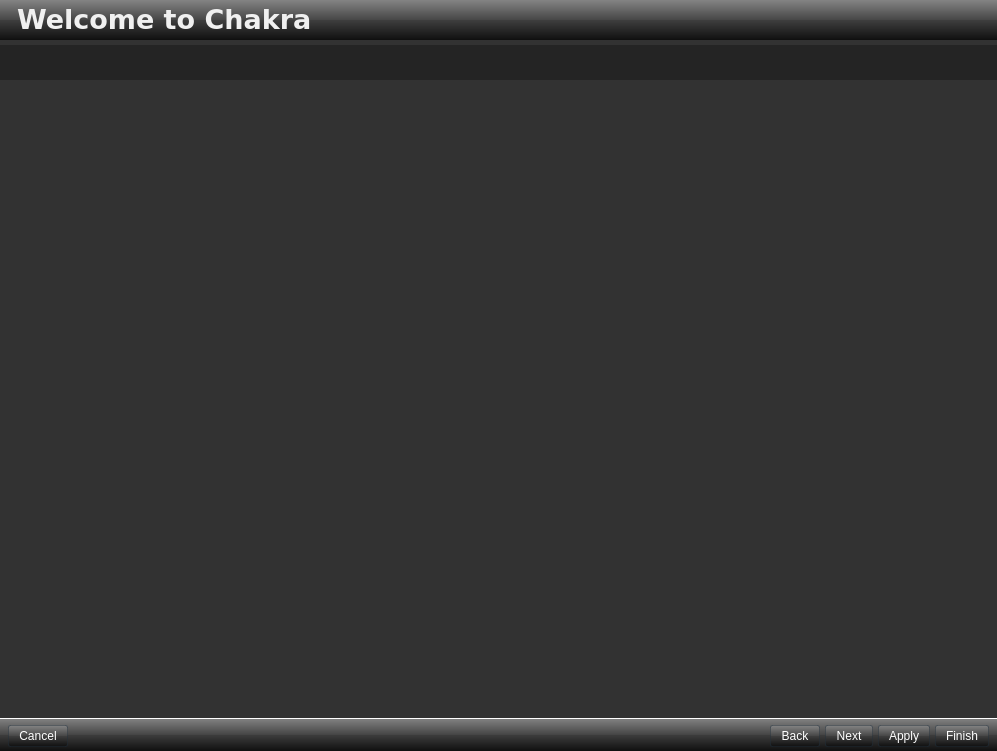
First picture: the form in ui/ui_kapudan.ui, repository rshipp/kapudan, before the edit.
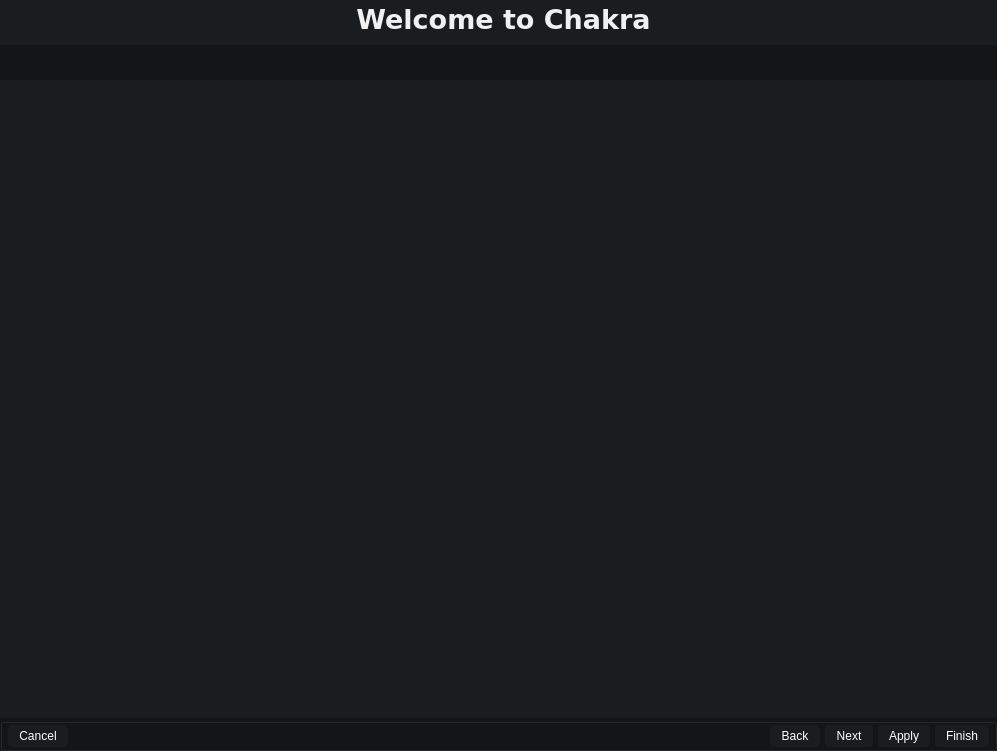
Second picture: the form after the edit. Icons and pictures are not drawn.

The edit to the form file:
```diff
--- a/ui/ui_kapudan.ui
+++ b/ui/ui_kapudan.ui
@@ -58,7 +58,7 @@
     /*background-color: #642437;*/
     /*alternate-background-color: gray;
     selection-background-color: gray;*/
-   background-color: rgb(50, 50, 50);
+   background-color: rgb(26, 29, 32);
 	/*background-color:qlineargradient(spread:pad, x1:0, y1:0, x2:0.572, y2:0.688, stop:0 rgba(75, 114, 137, 255), stop:1 rgba(29, 42, 51, 255));*/
 	padding: 0px;
 	margin: 0px;
@@ -112,8 +112,7 @@
           <property name="styleSheet">
            <string notr="true">padding: 5px 5px 5px 5px; 
 border:0px;
-
-    background-color: qlineargradient(spread:pad, x1:0.5, y1:0, x2:0.5, y2:1, stop:0 rgba(132, 132, 132, 255), stop:0.501481 rgba(70, 70, 70, 255), stop:0.503057 rgba(62, 62, 62, 255), stop:1 rgba(16, 16, 16, 255));
+background-color: rgba(0,0,0,0); 
 border-bottom: 1px solid rgba(0,0,0,10)</string>
           </property>
           <property name="text">
@@ -167,10 +166,10 @@
           </property>
           <property name="styleSheet">
            <string notr="true">border:0px;
-    background-color: qlineargradient(spread:pad, x1:0.5, y1:0, x2:0.5, y2:1, stop:0 rgba(132, 132, 132, 255), stop:0.501481 rgba(70, 70, 70, 255), stop:0.503057 rgba(62, 62, 62, 255), stop:1 rgba(16, 16, 16, 255));
-/*qlineargradient(spread:pad, x1:0.5, y1:1, x2:0.5, y2:0, stop:0 rgba(183, 100, 124, 255), stop:0.0212465 rgba(91, 33, 50, 255), stop:0.521739 rgba(152, 86, 105, 255), stop:0.527174 rgba(155, 98, 115, 255), stop:0.983696 rgba(184, 141, 153, 255), stop:1 rgba(220, 173, 186, 255));*/
+background-color: rgba(0,0,0,0);
 border-bottom: 1px solid rgba(0,0,0,10);
-color:rgb(240, 240, 240)</string>
+color:rgb(240, 240, 240);
+qproperty-alignment: AlignCenter;</string>
           </property>
           <property name="lineWidth">
            <number>0</number>
@@ -182,7 +181,7 @@
            <string>Welcome to Chakra</string>
           </property>
           <property name="alignment">
-           <set>Qt::AlignLeading|Qt::AlignLeft|Qt::AlignVCenter</set>
+           <set>Qt::AlignCenter</set>
           </property>
           <property name="margin">
            <number>0</number>
@@ -206,7 +205,7 @@
           <property name="styleSheet">
            <string notr="true">padding: 10px 0px 10px 0px; /*13px 15px 13px 15px;*/
 border:0px;
-    background-color: qlineargradient(spread:pad, x1:0.5, y1:0, x2:0.5, y2:1, stop:0 rgba(132, 132, 132, 255), stop:0.501481 rgba(70, 70, 70, 255), stop:0.503057 rgba(62, 62, 62, 255), stop:1 rgba(16, 16, 16, 255));
+background-color: rgba(0,0,0,0);
 border-bottom: 1px solid rgba(0,0,0,10)</string>
           </property>
           <property name="lineWidth">
@@ -445,48 +444,45 @@
         </property>
         <property name="styleSheet">
          <string notr="true">#groupBoxMenu{
-    background-color: qlineargradient(spread:pad, x1:0.5, y1:0, x2:0.5, y2:1, stop:0 rgba(132, 132, 132, 255), stop:0.501481 rgba(70, 70, 70, 255), stop:0.503057 rgba(62, 62, 62, 255), stop:1 rgba(16, 16, 16, 255));
-	border-top: 1px solid white
+    background-color: rgba(0, 0, 0, 70);
 }
 
+
 QPushButton{
 	padding: 3px 10px 3px 10px;
 	color: white;
 	border:0px;
-	background-color: qlineargradient(spread:pad, x1:0.5, y1:0, x2:0.5, y2:1, stop:0 rgba(132, 132, 132, 255), stop:0.501481 rgba(70, 70, 70, 255), stop:0.503057 rgba(62, 62, 62, 255), stop:1 rgba(16, 16, 16, 255));
-	/*background-color: qlineargradient(spread:pad, x1:0.5, y1:1, x2:0.5, y2:0, stop:0 rgba(120, 146, 172, 255), stop:0.0155729 rgba(99, 141, 164, 255), stop:0.538376 rgba(49, 84, 106, 255), stop:1 rgba(51, 72, 91, 255))*/
+	border-radius:4px;
+	background-color: rgb(26, 29, 32); /*rgba(0, 0, 0, 70);*/
 }
 
-QPushButton::flat:hover{
-	border:1px solid  rgba(34, 49, 60, 100);
-	border-radius:2px;
-	background-color: qlineargradient(spread:pad, x1:0.5, y1:1, x2:0.5, y2:0, stop:0 rgb(35, 80, 153), /* stop:0.0192308 rgba(25, 35, 160, 255), stop:0.521739 rgb(5, 0, 86), stop:0.531585 rgba(40, 46, 184, 255), stop:0.983696 rgba(16, 185, 230, 255), */ stop:1 rgba(50, 173, 241, 255));
+QPushButton::flat{
+	border:1px solid  rgb(26, 29, 32); /*rgba(0, 0, 0, 70);*/
+	border-radius:4px;
+	background-color: rgb(26, 29, 32); /*rgba(0, 0, 0, 70);*/
 }
 
-QPushButton::flat{
-	border:1px solid  rgba(34, 49, 60, 100);
-	border-radius:2px;
-	background-color: qlineargradient(spread:pad, x1:0.5, y1:0, x2:0.5, y2:1, stop:0 rgba(132, 132, 132, 255), stop:0.501481 rgba(70, 70, 70, 255), stop:0.503057 rgba(62, 62, 62, 255), stop:1 rgba(16, 16, 16, 255));
-	/*
-	background-color: qlineargradient(spread:pad, x1:0.5, y1:1, x2:0.5, y2:0, stop:0 rgba(26, 38, 45, 150), stop:0.398093 rgba(44, 62, 79, 255), stop:0.521739 rgba(36, 61, 76, 255), stop:0.531585 rgba(40, 68, 86, 255), stop:0.983696 rgba(73, 109, 129, 255), stop:1 rgba(89, 108, 127, 255))
-	*/
+QPushButton::flat:hover{
+	border:1px solid rgba(0, 0, 0, 100);
+	border-radius:4px;
+	background-color: rgba(0, 0, 0, 100);
 }
 
+/*
 QPushButton::flat:pressed{
 	border:1px solid  rgba(34, 49, 60, 100);
 	border-radius:2px;
 	padding: 3px 10px 3px 10px;
 	background-color: qlineargradient(spread:pad, x1:0.5, y1:1, x2:0.5, y2:0, stop:0 rgba(3, 3, 129, 255), stop:0.0192308 rgba(25, 35, 160, 255), stop:0.521739 rgba(29, 35, 166, 255), stop:0.531585 rgba(40, 46, 184, 255), stop:0.983696 rgba(74, 78, 168, 255), stop:1 rgba(110, 110, 210, 255))
 }
+*/
 
 /*
 QPushButton{
 	padding: 3px 10px 3px 10px;
 	color: white;
 	border:0px;
-	background-color: qlineargradient(spread:pad, x1:0.5, y1:1, x2:0.5, y2:0, stop:0 rgba(120, 146, 172, 255), stop:0.0155729 rgba(99, 141, 164, 255), stop:0.538376 rgba(49, 84, 106, 255), stop:1 rgba(51, 72, 91, 255))
-
-
+	background-color: qlineargradient(spread:pad, x1:0.5, y1:0, x2:0.5, y2:1, stop:0 rgba(132, 132, 132, 255), stop:0.501481 rgba(70, 70, 70, 255), stop:0.503057 rgba(62, 62, 62, 255), stop:1 rgba(16, 16, 16, 255));
 }
 
 QPushButton::flat:hover{
@@ -498,17 +494,16 @@
 QPushButton::flat{
 	border:1px solid  rgba(34, 49, 60, 100);
 	border-radius:2px;
-	background-color: qlineargradient(spread:pad, x1:0.5, y1:1, x2:0.5, y2:0, stop:0 rgba(26, 38, 45, 150), stop:0.398093 rgba(44, 62, 79, 255), stop:0.521739 rgba(36, 61, 76, 255), stop:0.531585 rgba(40, 68, 86, 255), stop:0.983696 rgba(73, 109, 129, 255), stop:1 rgba(89, 108, 127, 255))
- 
+	background-color: qlineargradient(spread:pad, x1:0.5, y1:0, x2:0.5, y2:1, stop:0 rgba(132, 132, 132, 255), stop:0.501481 rgba(70, 70, 70, 255), stop:0.503057 rgba(62, 62, 62, 255), stop:1 rgba(16, 16, 16, 255));
 }
 
 QPushButton::flat:pressed{
 	border:1px solid  rgba(34, 49, 60, 100);
 	border-radius:2px;
 	padding: 3px 10px 3px 10px;
-	background-color: qlineargradient(spread:pad, x1:0.5, y1:1, x2:0.5, y2:0, stop:0 rgba(129, 3, 3, 255), stop:0.0192308 rgba(160, 35, 25, 255), stop:0.521739 rgba(166, 35, 29, 255), stop:0.531585 rgba(184, 46, 40, 255), stop:0.983696 rgba(168, 78, 74, 255), stop:1 rgba(210, 110, 110, 255))
-
-}*/</string>
+	background-color: qlineargradient(spread:pad, x1:0.5, y1:1, x2:0.5, y2:0, stop:0 rgba(3, 3, 129, 255), stop:0.0192308 rgba(25, 35, 160, 255), stop:0.521739 rgba(29, 35, 166, 255), stop:0.531585 rgba(40, 46, 184, 255), stop:0.983696 rgba(74, 78, 168, 255), stop:1 rgba(110, 110, 210, 255));
+}
+*/</string>
         </property>
         <property name="title">
          <string/>
@@ -558,6 +553,15 @@
             <iconset resource="../data/kapudan.qrc">
              <normaloff>:/raw/pixmap/arrow-left.png</normaloff>:/raw/pixmap/arrow-left.png</iconset>
            </property>
+           <property name="checkable">
+            <bool>false</bool>
+           </property>
+           <property name="autoDefault">
+            <bool>false</bool>
+           </property>
+           <property name="default">
+            <bool>false</bool>
+           </property>
            <property name="flat">
             <bool>true</bool>
            </property>
```
Left out of the diff: 13 changed lines with no effect on the pictures.
